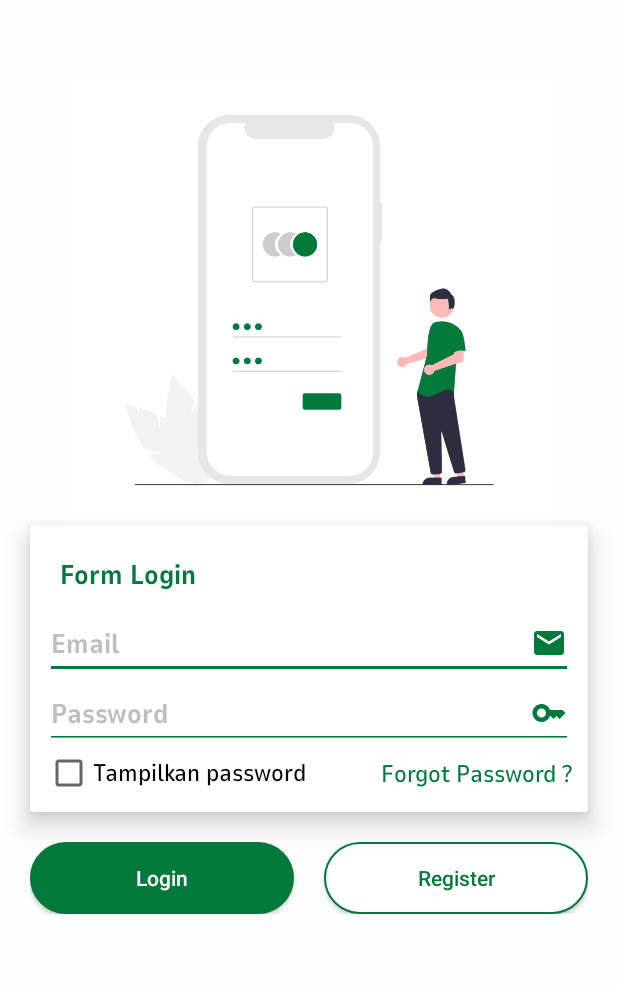
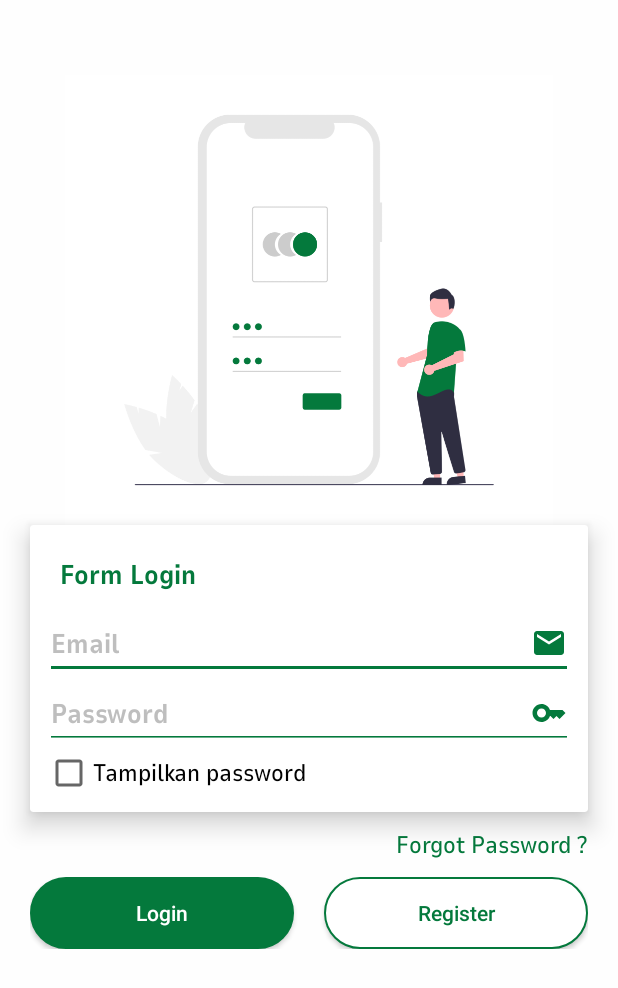
Before and after one commit to hartawan6794/giskesehatan, an Android app: the screen it shows after launch (LoginActivity), on a phone screen of 412 x 824 dp. Shown: the top 988 px of the screen. Run offline under Robolectric (Android 15) with nearby library versions, the phone set to English and light mode, and no system bars; libraries missing offline, so code that uses them is left out: com.androidnetworking.

Commit message:
beberapa perbaikan

```diff
--- a/app/src/main/AndroidManifest.xml
+++ b/app/src/main/AndroidManifest.xml
@@ -65,6 +65,10 @@
         <meta-data
             android:name="com.google.android.maps.v2.API_KEY"
             android:value="@string/my_api_maps" />
+
+        <meta-data
+            android:name="com.google.android.gms.version"
+            android:value="@integer/google_play_services_version" /> <!-- [START fcm_disable_auto_init] -->
     </application>
 
 </manifest>
--- a/app/src/main/java/com/example/giskesehatan/Activitys/RegisterActivity.java
+++ b/app/src/main/java/com/example/giskesehatan/Activitys/RegisterActivity.java
@@ -147,11 +147,12 @@ public class RegisterActivity extends AppCompatActivity {
                                                             Toast.makeText(RegisterActivity.this, "Silahkan masuk dengan email dan password yang sudah anda buat", Toast.LENGTH_SHORT).show();
                                                             Intent intent = new Intent(getApplicationContext(), LoginActivity.class);
                                                             intent.putExtra("email", email);
+                                                            finish();
                                                             startActivity(intent);
                                                             overridePendingTransition(R.anim.fade_in, R.anim.fade_out);
                                                         } else
                                                             Log.d(TAG, "pesan: "+apiResponse.getMessage());
-//                                                            Toast.makeText(RegisterActivity.this, apiResponse.getMessage(), Toast.LENGTH_SHORT).show();
+                                                            Toast.makeText(RegisterActivity.this, apiResponse.getMessage(), Toast.LENGTH_SHORT).show();
                                                     } else {
                                                         // Tangani jika respons tidak berhasil (kode status bukan 2xx)
                                                         Log.e(TAG, "Error body: " + response.errorBody());
--- a/app/src/main/res/layout/activity_login.xml
+++ b/app/src/main/res/layout/activity_login.xml
@@ -88,18 +88,6 @@
                     android:textColor="@color/black"
                     android:textSize="16sp" />
 
-                <androidx.appcompat.widget.AppCompatTextView
-                    android:id="@+id/tv_forgot"
-                    android:layout_width="wrap_content"
-                    android:layout_height="wrap_content"
-                    android:gravity="center_vertical"
-                    android:fontFamily="@font/nunito_medium"
-                    android:text="Forgot Password ?"
-                    app:layout_constraintTop_toTopOf="@id/checkBoxShowPassword"
-                    app:layout_constraintBottom_toBottomOf="@id/checkBoxShowPassword"
-                    app:layout_constraintEnd_toEndOf="parent"
-                    android:textColor="@color/primay"
-                    android:textSize="16sp" />
             </androidx.constraintlayout.widget.ConstraintLayout>
 
 
@@ -107,16 +95,31 @@
 
     </androidx.cardview.widget.CardView>
 
+
+    <androidx.appcompat.widget.AppCompatTextView
+        android:id="@+id/tv_forgot"
+        android:layout_width="wrap_content"
+        android:layout_height="wrap_content"
+        android:gravity="center_vertical"
+        android:fontFamily="@font/nunito_medium"
+        android:text="Forgot Password ?"
+        app:layout_constraintEnd_toEndOf="parent"
+        android:textColor="@color/primay"
+        android:layout_marginEnd="20dp"
+        android:layout_marginTop="10dp"
+        app:layout_constraintTop_toBottomOf="@+id/login_form"
+        android:textSize="16sp" />
+
     <androidx.appcompat.widget.LinearLayoutCompat
         android:layout_width="match_parent"
         android:layout_height="wrap_content"
         android:layout_marginLeft="20dp"
-        android:layout_marginTop="20dp"
+        android:layout_marginTop="10dp"
         android:layout_marginRight="20dp"
         android:orientation="horizontal"
         app:layout_constraintLeft_toLeftOf="parent"
         app:layout_constraintRight_toRightOf="parent"
-        app:layout_constraintTop_toBottomOf="@+id/login_form">
+        app:layout_constraintTop_toBottomOf="@+id/tv_forgot">
 
         <androidx.appcompat.widget.AppCompatButton
             android:id="@+id/btn_login"
--- a/app/src/main/res/values/strings.xml
+++ b/app/src/main/res/values/strings.xml
@@ -6,5 +6,8 @@
     <string name="rsia">Rumah Sakit \nIbu &amp; Anak</string>
     <string name="klinik">Klinik</string>
     <string name="puskesmas">Puskesmas</string>
-    <string name="my_api_maps">AIzaSyBnkifSCgTvBSaetRpg41N94X0coajNhNE</string>
+    <string name="my_api_maps" templateMergeStrategy="preserve" translatable="false">
+        AIzaSyBnkifSCgTvBSaetRpg41N94X0coajNhNE</string>
+    <string name="my_api_maps_direction" templateMergeStrategy="preserve" translatable="false">
+        AIzaSyCyhfXnJF5yTSBa5iDsKapR8GTgT1nICsM</string>
 </resources>
```
Also changed, not shown: app/src/main/java/com/example/giskesehatan/Activitys/ProfileActivity.java (+79 -48 lines), app/src/main/java/com/example/giskesehatan/Activitys/TujuanActivity.java (+25 -2 lines), 2 other files.
